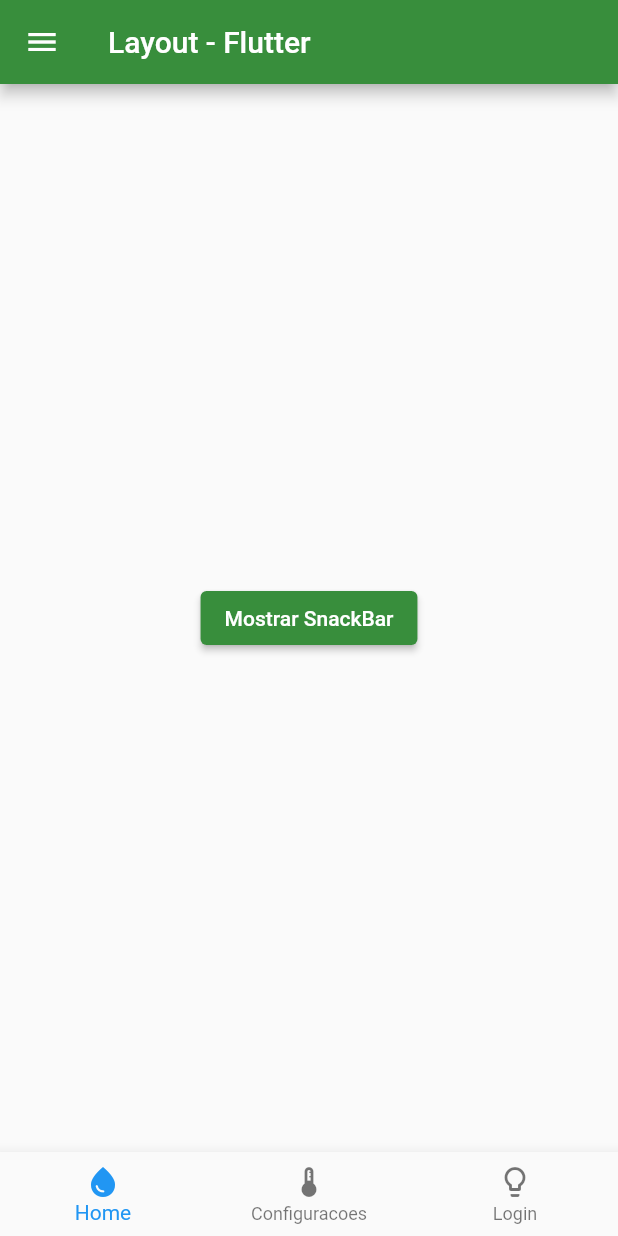
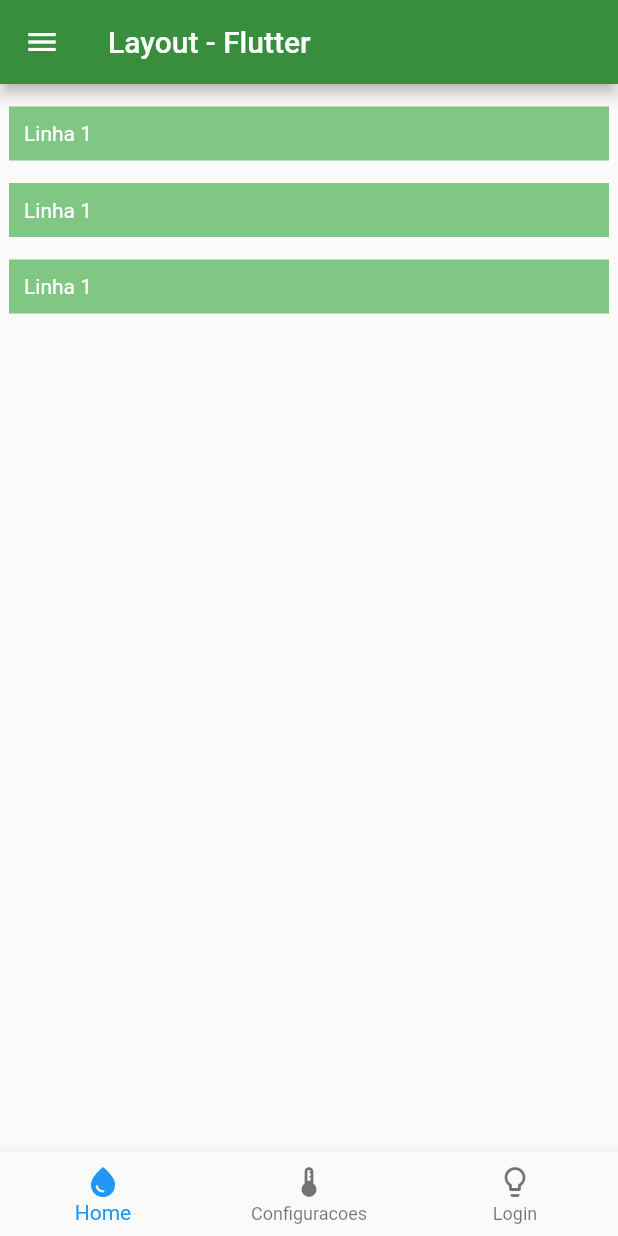
Before and after one commit to rodrigues-1917/Flutter-Exercicios, a Flutter app: the screen it shows after launch, on a phone screen of 412 x 824 dp. Run offline on Flutter 3.47's test engine with Material 2 defaults, Android fonts, the light colour scheme and no system bars.

Commit message:
Add linhas

```diff
--- a/Layout/app_layout/lib/layout.dart
+++ b/Layout/app_layout/lib/layout.dart
@@ -11,6 +11,21 @@ class Layout extends StatefulWidget {
 
 // Essa classe tem estado Layout, por isso extendemos do estado Layout
 class LayoutState extends State<Layout> {
+  Row criarRow(String texto) {
+    return Row(mainAxisAlignment: MainAxisAlignment.center, children: [
+      Container(
+        margin: EdgeInsets.only(top: 15),
+        child: Text(
+          "Linha 1",
+          style: TextStyle(color: Colors.white),
+        ),
+        width: 400,
+        color: Colors.green.shade300,
+        padding: EdgeInsets.all(10),
+      ),
+    ]);
+  }
+
   @override
   Widget build(BuildContext context) {
     return MaterialApp(
@@ -35,14 +50,17 @@ class LayoutState extends State<Layout> {
                   decoration: BoxDecoration(color: Colors.green.shade700)),
 
               // item 1 do menu
+              // ListTile serah um bloco
               ListTile(
                 title: Text("Flutter"),
                 subtitle: Text("flutterzinho"),
+                // Icone no comeco do bloco
                 leading: Icon(
                   Icons.flash_on,
                   color: Colors.red.shade900,
                   size: 24,
                 ),
+                // Icone no fim do bloco
                 trailing: Icon(Icons.keyboard_arrow_right),
                 onTap: () {
                   Navigator.pop(context);
@@ -72,7 +90,7 @@ class LayoutState extends State<Layout> {
                 },
               ),
 
-              // item 3 do menu
+              // item 4 do menu
               ListTile(
                 title: Text("Config"),
                 subtitle: Text("Configzinho"),
@@ -89,7 +107,7 @@ class LayoutState extends State<Layout> {
         ),
 
         // Corpo do app
-        body: Center(
+        /*body: Center(
           // Botao elevado
           child: ElevatedButton(
             // Titulo do botao
@@ -118,14 +136,22 @@ class LayoutState extends State<Layout> {
                 ),
               );
 
-              // Agora sim, estamos chamando a snackbar, barra escura
+              // Agora sim, estamos chamando a snackbar (barra escura)
               // Chamamos a snackbar criada acima
               ScaffoldMessenger.of(context).showSnackBar(snackBar);
             },
           ),
+        ),*/
+
+        body: Column(
+          children: [
+            criarRow("Linha 01"),
+            criarRow("Linha 02"),
+            criarRow("Linha 03")
+          ],
         ),
 
-        // Barra de icones
+        // Barra de icones, pertence ao scaffold
         bottomNavigationBar: BottomNavigationBar(
           items: const [
             // icone home
--- a/config git.txt
+++ b/config git.txt
@@ -6,9 +6,9 @@ git commit -m "criando alteração ...."
 
 git remote add origin <http.......com>
 
-git config --global user.name "kalebe rodrigues"
+git config --global user.name ""
 
-git config --global user.email "kaleberodrigues52@gmail.com"
+git config --global user.email ""
 
 git push origin master
 
```
